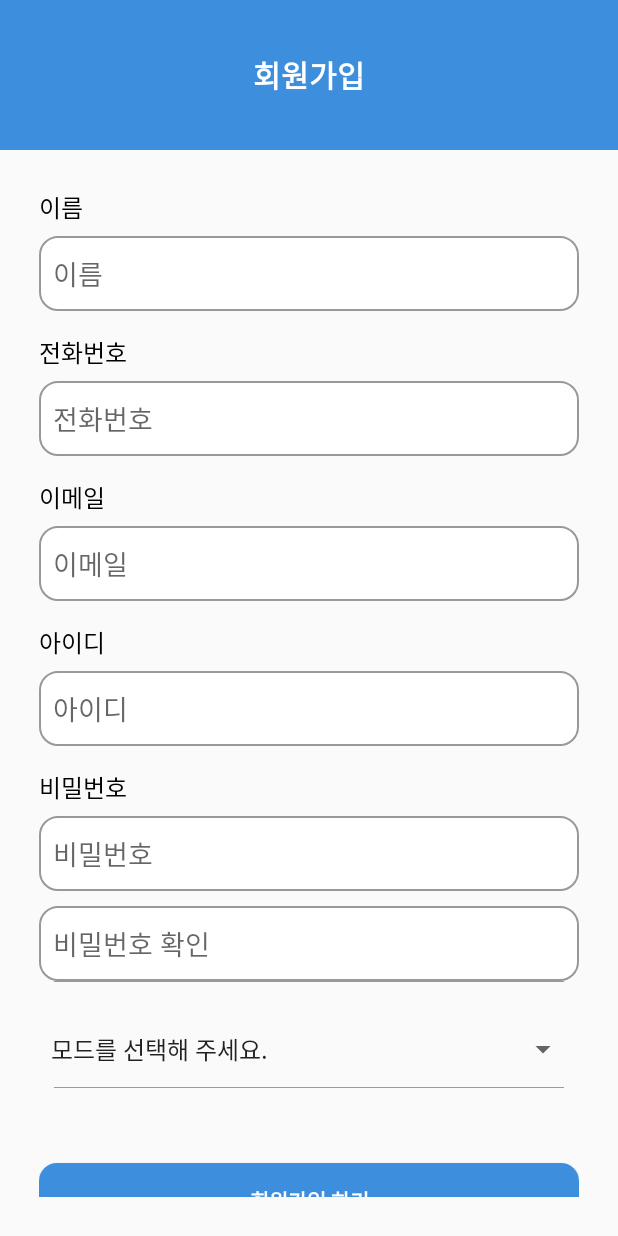
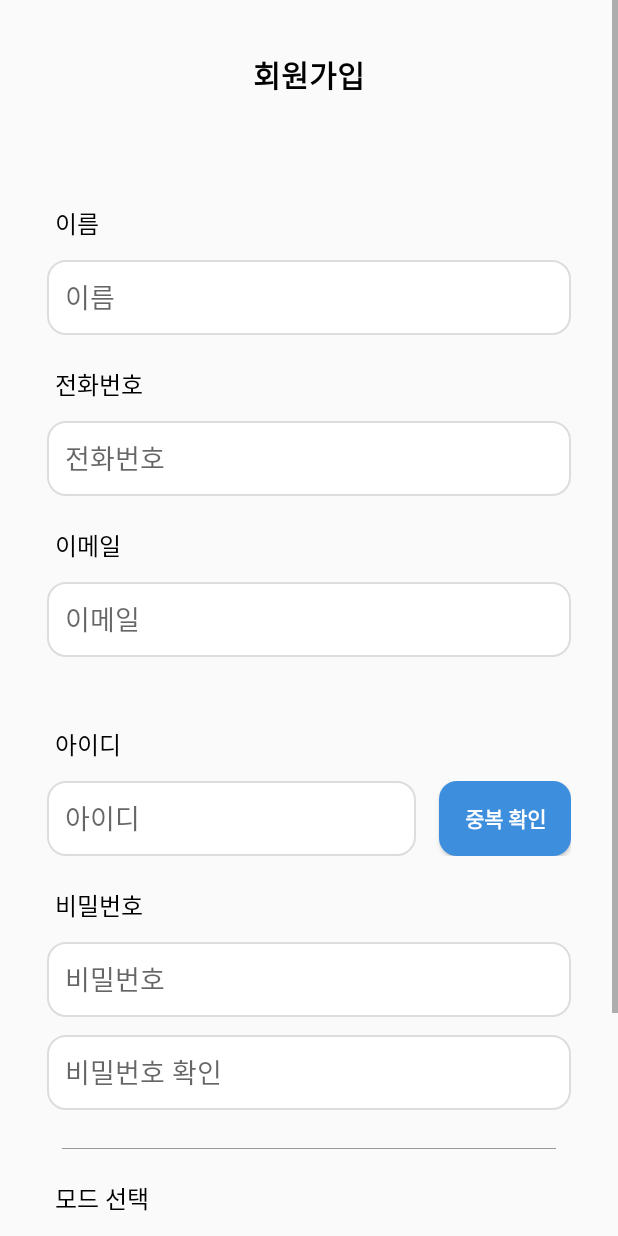
Before and after one commit to cosimba/haechorom-android, an Android app: the JoinActivity screen opened directly, with no data from a screen before it, on a phone screen of 412 x 824 dp. Run offline under Robolectric (Android 15) with nearby library versions, the phone set to English and light mode, and no system bars; our stand-ins replace data binding.

Commit message:
modifying the design

```diff
--- a/app/src/main/res/drawable/rounded_edittext_background.xml
+++ b/app/src/main/res/drawable/rounded_edittext_background.xml
@@ -5,5 +5,5 @@
 
     <stroke
         android:width="1dp"
-        android:color="#999999" />
+        android:color="#dddddd" />
 </shape>
--- a/app/src/main/res/layout/activity_intro.xml
+++ b/app/src/main/res/layout/activity_intro.xml
@@ -27,7 +27,7 @@
                 android:textStyle="bold"
                 android:layout_height="55dp"
                 android:layout_margin="10dp"
-                android:background="@drawable/background_radius_yellow"
+                android:background="@drawable/background_radius_blue"
                 android:text="로그인" />
 
             <Button
@@ -37,7 +37,7 @@
                 android:textStyle="bold"
                 android:layout_height="55dp"
                 android:layout_margin="10dp"
-                android:background="@drawable/background_radius_yellow"
+                android:background="@drawable/background_radius_blue"
                 android:text="회원가입" />
 
         </LinearLayout>
--- a/app/src/main/res/layout/activity_join.xml
+++ b/app/src/main/res/layout/activity_join.xml
@@ -1,12 +1,17 @@
 <?xml version="1.0" encoding="utf-8"?>
-<layout>
+<layout xmlns:tools="http://schemas.android.com/tools"
+    xmlns:android="http://schemas.android.com/apk/res/android"
+    xmlns:app="http://schemas.android.com/apk/res-auto">
+
+    <!-- ScrollView로 감싸기 -->
+    <ScrollView
+        android:layout_width="match_parent"
+        android:layout_height="match_parent">
+
         <LinearLayout
-        xmlns:android="http://schemas.android.com/apk/res/android"
-        xmlns:app="http://schemas.android.com/apk/res-auto"
-        xmlns:tools="http://schemas.android.com/tools"
             android:id="@+id/main"
             android:layout_width="match_parent"
-        android:layout_height="match_parent"
+            android:layout_height="wrap_content"
             android:orientation="vertical"
             tools:context=".auth.JoinActivity">
 
@@ -15,7 +20,6 @@
                 android:id="@+id/topLayout"
                 android:layout_width="match_parent"
                 android:layout_height="100dp"
-            android:background="@color/TuftsBlue"
                 android:orientation="vertical"
                 app:layout_constraintTop_toTopOf="parent"
                 app:layout_constraintStart_toStartOf="parent"
@@ -28,7 +32,7 @@
                     android:gravity="center"
                     android:text="회원가입"
                     android:textSize="20sp"
-                android:textColor="@color/white"
+                    android:textColor="@color/black"
                     android:textStyle="bold" />
             </LinearLayout>
 
@@ -36,125 +40,165 @@
             <LinearLayout
                 android:layout_width="match_parent"
                 android:layout_height="wrap_content"
+                android:layout_margin="15dp"
+                android:layout_marginTop="20dp"
                 android:orientation="vertical"
-            app:layout_constraintTop_toBottomOf="@id/topLayout"
+                android:padding="16dp"
+                app:layout_constraintEnd_toEndOf="parent"
                 app:layout_constraintStart_toStartOf="parent"
-            app:layout_constraintEnd_toEndOf="parent"
-            android:layout_margin="10dp"
-            android:layout_marginTop="20dp"
-            android:padding="16dp">
+                app:layout_constraintTop_toBottomOf="@id/topLayout">
 
                 <!-- 이름 필드 -->
                 <TextView
                     android:layout_width="wrap_content"
                     android:layout_height="wrap_content"
+                    android:layout_marginBottom="7dp"
+                    android:padding="5dp"
                     android:text="이름"
                     android:textColor="@color/black"
-                android:textSize="16sp"
-                android:layout_marginBottom="7dp"/>
+                    android:textSize="16sp" />
 
                 <EditText
                     android:id="@+id/nameArea"
-                android:hint="  이름"
-                android:inputType="text"
                     android:layout_width="match_parent"
                     android:layout_height="50dp"
-                android:background="@drawable/rounded_edittext_background"/>
+                    android:background="@drawable/rounded_edittext_background"
+                    android:hint="이름"
+                    android:inputType="text"
+                    android:padding="12dp" />
 
                 <!-- 전화번호 필드 -->
                 <TextView
                     android:layout_width="wrap_content"
                     android:layout_height="wrap_content"
+                    android:layout_marginTop="15dp"
+                    android:layout_marginBottom="7dp"
+                    android:padding="5dp"
                     android:text="전화번호"
                     android:textColor="@color/black"
-                android:textSize="16sp"
-                android:layout_marginTop="15dp"
-                android:layout_marginBottom="7dp"/>
+                    android:textSize="16sp" />
 
                 <EditText
                     android:id="@+id/numArea"
-                android:hint="  전화번호"
-                android:inputType="phone"
                     android:layout_width="match_parent"
                     android:layout_height="50dp"
-                android:background="@drawable/rounded_edittext_background"/>
+                    android:background="@drawable/rounded_edittext_background"
+                    android:hint="전화번호"
+                    android:inputType="phone"
+                    android:padding="12dp" />
 
                 <!-- 이메일 필드 -->
                 <TextView
                     android:layout_width="wrap_content"
                     android:layout_height="wrap_content"
+                    android:layout_marginTop="15dp"
+                    android:layout_marginBottom="7dp"
+                    android:padding="5dp"
                     android:text="이메일"
                     android:textColor="@color/black"
-                android:textSize="16sp"
-                android:layout_marginTop="15dp"
-                android:layout_marginBottom="7dp"/>
+                    android:textSize="16sp" />
 
                 <EditText
                     android:id="@+id/emailArea"
-                android:hint="  이메일"
-                android:inputType="text"
                     android:layout_width="match_parent"
                     android:layout_height="50dp"
-                android:background="@drawable/rounded_edittext_background"/>
+                    android:background="@drawable/rounded_edittext_background"
+                    android:hint="이메일"
+                    android:inputType="text"
+                    android:layout_marginBottom="25dp"
+                    android:padding="12dp" />
 
                 <!-- 아이디 필드 -->
                 <TextView
                     android:layout_width="wrap_content"
                     android:layout_height="wrap_content"
+                    android:layout_marginTop="15dp"
+                    android:layout_marginBottom="7dp"
+                    android:padding="5dp"
                     android:text="아이디"
                     android:textColor="@color/black"
-                android:textSize="16sp"
-                android:layout_marginTop="15dp"
-                android:layout_marginBottom="7dp"/>
+                    android:textSize="16sp" />
+
+                <LinearLayout
+                    android:layout_width="match_parent"
+                    android:layout_height="wrap_content"
+                    android:gravity="center_vertical"
+                    android:orientation="horizontal">
 
                     <EditText
                         android:id="@+id/idArea"
-                android:hint="  아이디"
+                        android:layout_width="0dp"
+                        android:layout_height="50dp"
+                        android:layout_marginRight="15dp"
+                        android:layout_weight="1"
+                        android:background="@drawable/rounded_edittext_background"
+                        android:hint="아이디"
                         android:inputType="text"
-                android:layout_width="match_parent"
+                        android:padding="12dp" />
+
+                    <Button
+                        android:id="@+id/button"
+                        android:layout_width="wrap_content"
                         android:layout_height="50dp"
-                android:background="@drawable/rounded_edittext_background"/>
+                        android:background="@drawable/background_radius_blue"
+                        android:text="중복 확인"
+                        android:textColor="@color/white"
+                        android:textStyle="bold" />
+                </LinearLayout>
 
                 <!-- 비밀번호 필드 -->
                 <TextView
                     android:layout_width="wrap_content"
                     android:layout_height="wrap_content"
+                    android:layout_marginTop="15dp"
+                    android:layout_marginBottom="7dp"
+                    android:padding="5dp"
                     android:text="비밀번호"
                     android:textColor="@color/black"
-                android:textSize="16sp"
-                android:layout_marginTop="15dp"
-                android:layout_marginBottom="7dp"/>
+                    android:textSize="16sp" />
 
                 <EditText
                     android:id="@+id/passwordArea"
-                android:hint="  비밀번호"
-                android:inputType="text"
                     android:layout_width="match_parent"
                     android:layout_height="50dp"
-                android:background="@drawable/rounded_edittext_background"/>
+                    android:background="@drawable/rounded_edittext_background"
+                    android:hint="비밀번호"
+                    android:inputType="text"
+                    android:padding="12dp" />
 
                 <!-- 비밀번호 확인 필드 -->
                 <EditText
                     android:id="@+id/passwordCheckArea"
-                android:hint="  비밀번호 확인"
-                android:inputType="text"
                     android:layout_width="match_parent"
                     android:layout_height="50dp"
-                android:layout_marginTop="10dp"
-                android:background="@drawable/rounded_edittext_background"/>
+                    android:layout_marginTop="12dp"
+                    android:background="@drawable/rounded_edittext_background"
+                    android:hint="비밀번호 확인"
+                    android:inputType="text"
+                    android:padding="12dp" />
 
                 <LinearLayout
                     android:layout_width="match_parent"
                     android:layout_height="0.5dp"
+                    android:layout_marginTop="25dp"
                     android:layout_marginLeft="10dp"
                     android:layout_marginRight="10dp"
                     android:background="#999999" />
+
+                <TextView
+                    android:layout_width="wrap_content"
+                    android:layout_height="wrap_content"
+                    android:layout_marginTop="15dp"
+                    android:layout_marginBottom="7dp"
+                    android:padding="5dp"
+                    android:text="모드 선택"
+                    android:textColor="@color/black"
+                    android:textSize="16sp" />
 
                 <Spinner
                     android:id="@+id/modeSpinner"
                     android:layout_width="match_parent"
                     android:layout_height="50dp"
-                android:layout_marginTop="20dp"
                     android:entries="@array/modes_array"
                     app:layout_constraintEnd_toEndOf="parent"
                     app:layout_constraintStart_toStartOf="parent" />
@@ -168,15 +212,15 @@
 
                 <Button
                     android:id="@+id/joinBtn"
+                    android:layout_width="match_parent"
+                    android:layout_height="50dp"
+                    android:layout_marginTop="50dp"
+                    android:background="@drawable/background_radius_blue"
                     android:text="회원가입 하기"
                     android:textColor="@color/white"
-                android:textStyle="bold"
-                android:layout_width="match_parent"
-                android:layout_height="50dp"
-                android:background="@drawable/background_radius_yellow"
-                android:layout_marginTop="50dp" />
+                    android:textStyle="bold" />
 
             </LinearLayout>
-
         </LinearLayout>
+    </ScrollView>
 </layout>
--- a/app/src/main/res/layout/activity_main.xml
+++ b/app/src/main/res/layout/activity_main.xml
@@ -13,7 +13,7 @@
             android:inputType="text"
             android:layout_width="match_parent"
             android:layout_height="50dp"
-            android:layout_marginTop="150dp"
+            android:layout_marginTop="100dp"
             android:layout_marginStart="15dp"
             android:layout_marginEnd="15dp"
             android:padding="12dp"
@@ -46,7 +46,7 @@
             android:textStyle="bold"
             android:layout_width="match_parent"
             android:layout_height="wrap_content"
-            android:background="@drawable/background_radius_yellow"
+            android:background="@drawable/background_radius_blue"
             android:layout_marginTop="15dp"
             android:layout_marginStart="15dp"
             android:layout_marginEnd="15dp"
--- a/app/src/main/res/values/strings.xml
+++ b/app/src/main/res/values/strings.xml
@@ -1,5 +1,5 @@
 <resources>
-    <string name="app_name">HaeChorom</string>
+    <string name="app_name">해초롬</string>
 
     <string-array name="modes_array">
         <item>모드를 선택해 주세요.</item>
```
Also changed, not shown: app/src/main/res/drawable/background_radius_blue.xml (renamed from app/src/main/res/drawable/background_radius_yellow.xml). Lines whose indentation alone changed are shown as unchanged.
